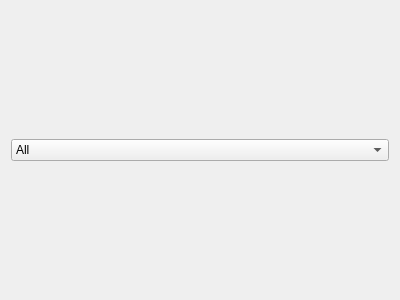
This is source/dtEntityQtWidgets/spawnerstore.ui in wow2006/dtEntity as Qt 5 draws it before an edit. The edited form follows.
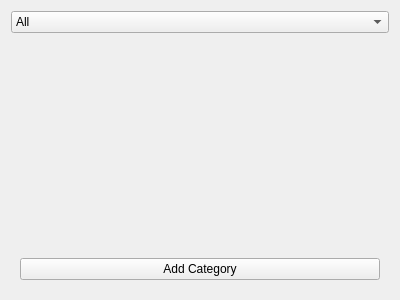
This is the edited form.

Commit message: * FINALLY came around to adding a way to remove array entries in property editor * entity systems are now shown bundled in entity tree, and only if they have a  number of properties > 0 * spawner store can now create new categories, move elements between categories * can now disable shadow sytem * message EntitySystemAdded now contains the properties of the entity system * editor motion: ortho movement now on middle mouse button

Diff of the .ui file:
```diff
--- a/source/dtEntityQtWidgets/spawnerstore.ui
+++ b/source/dtEntityQtWidgets/spawnerstore.ui
@@ -15,7 +15,7 @@
   </property>
   <layout class="QVBoxLayout" name="verticalLayout">
    <item>
-    <layout class="QHBoxLayout" name="horizontalLayout_2">
+    <layout class="QVBoxLayout" name="verticalLayout_2">
      <item>
       <widget class="QComboBox" name="mCategories">
        <item>
@@ -25,6 +25,36 @@
        </item>
       </widget>
      </item>
+     <item>
+      <widget class="QWidget" name="mListPlaceholder" native="true">
+       <property name="sizePolicy">
+        <sizepolicy hsizetype="Preferred" vsizetype="Minimum">
+         <horstretch>0</horstretch>
+         <verstretch>0</verstretch>
+        </sizepolicy>
+       </property>
+       <zorder>mAddCategoryButton</zorder>
+      </widget>
+     </item>
+     <item>
+      <widget class="QWidget" name="mButtons" native="true">
+       <property name="sizePolicy">
+        <sizepolicy hsizetype="Preferred" vsizetype="Maximum">
+         <horstretch>0</horstretch>
+         <verstretch>0</verstretch>
+        </sizepolicy>
+       </property>
+       <layout class="QHBoxLayout" name="horizontalLayout">
+        <item>
+         <widget class="QPushButton" name="mAddCategoryButton">
+          <property name="text">
+           <string>Add Category</string>
+          </property>
+         </widget>
+        </item>
+       </layout>
+      </widget>
+     </item>
     </layout>
    </item>
   </layout>
```
The commit also changes 16 other files.
